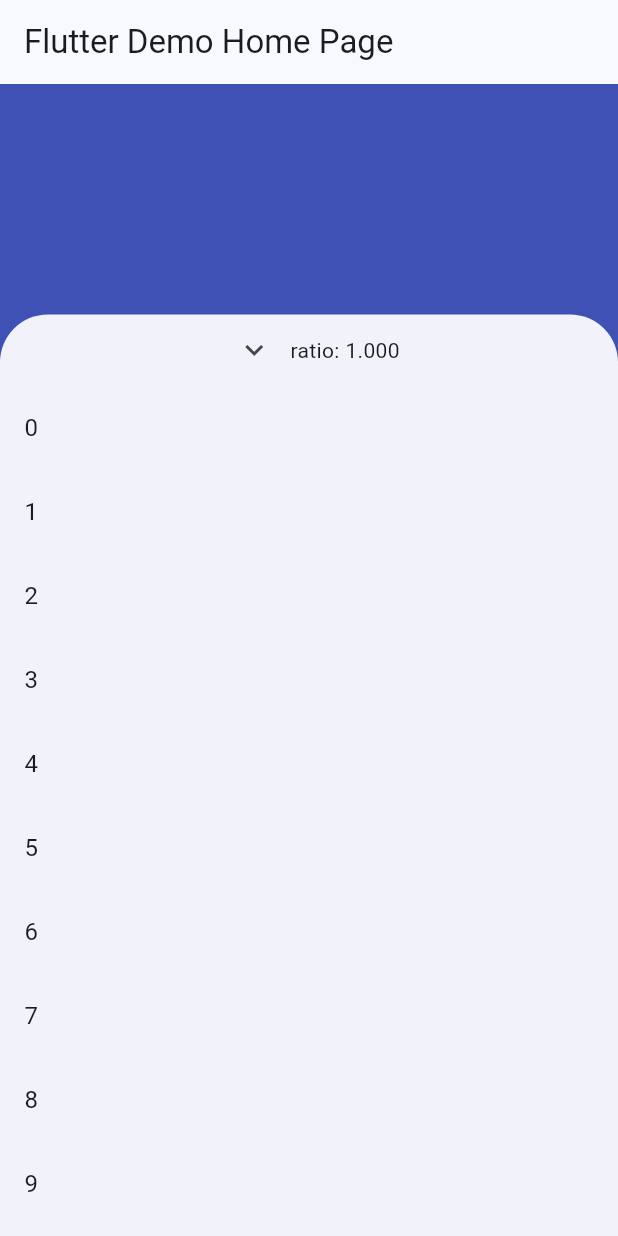
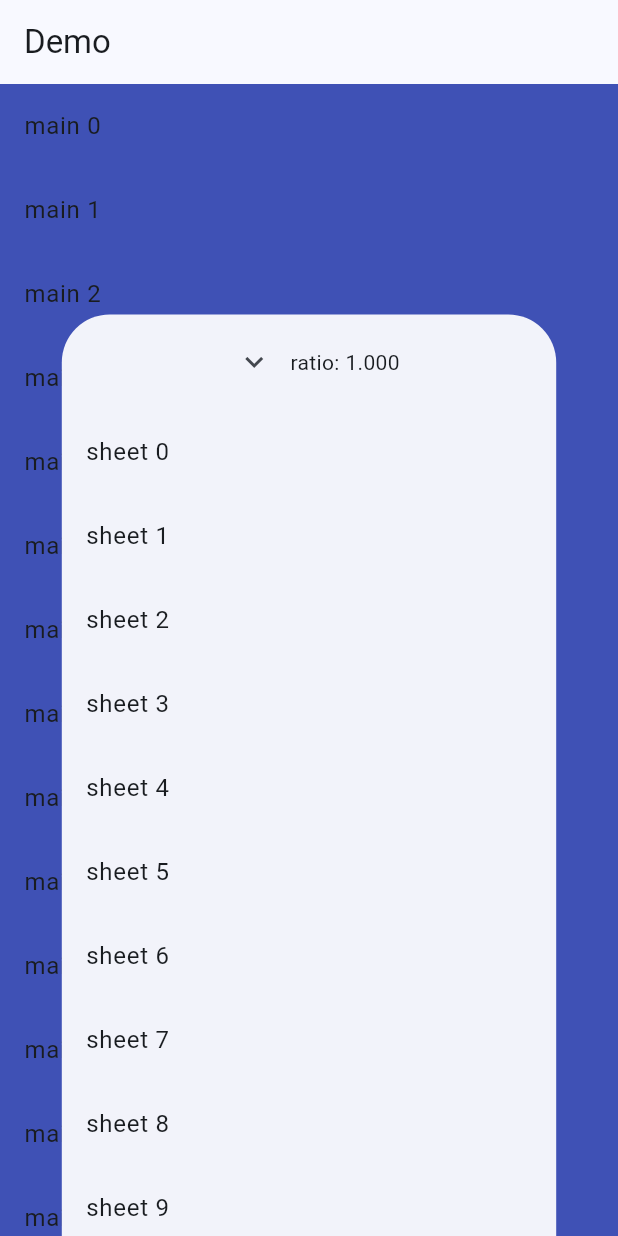
Before and after one commit to koji-1009/over_bottom_sheet, a Flutter app: the screen it shows after launch, on a phone screen of 412 x 824 dp. Run offline on Flutter 3.47's test engine with Material 2 defaults, Android fonts, the phone set to English and light mode, and no system bars; our stand-ins replace freezed_annotation.

Commit message:
Update example

```diff
--- a/example/lib/main.dart
+++ b/example/lib/main.dart
@@ -11,7 +11,7 @@ class MyApp extends StatelessWidget {
   @override
   Widget build(BuildContext context) {
     return MaterialApp(
-      title: 'Flutter Demo',
+      title: 'OverBottomSheet Demo',
       theme: ThemeData(
         useMaterial3: true,
         colorSchemeSeed: Colors.blue,
@@ -48,7 +48,7 @@ class _MyHomePageState extends State<MyHomePage> {
   Widget build(BuildContext context) {
     return Scaffold(
       appBar: AppBar(
-        title: const Text('Flutter Demo Home Page'),
+        title: const Text('Demo'),
       ),
       body: OverBottomSheet(
         clipBehavior: Clip.hardEdge,
@@ -61,9 +61,12 @@ class _MyHomePageState extends State<MyHomePage> {
         sizeOption: const OverBottomSheetSizeOption.mix(
           maxHeight: 0.8,
           minHeight: 120,
+          maxWidth: 0.8,
         ),
         controller: _controller,
         headerBuilder: (context, ratio) => Center(
+          child: Padding(
+            padding: const EdgeInsets.all(8),
             child: Row(
               mainAxisAlignment: MainAxisAlignment.center,
               children: [
@@ -86,15 +89,19 @@ class _MyHomePageState extends State<MyHomePage> {
               ],
             ),
           ),
+        ),
         content: ListView.builder(
+          controller: ScrollController(),
           itemBuilder: (context, index) => ListTile(
-            title: Text('$index'),
+            title: Text('sheet $index'),
           ),
         ),
         child: Container(
           color: Colors.indigo,
-          child: const Center(
-            child: Text('main area'),
+          child: ListView.builder(
+            itemBuilder: (context, index) => ListTile(
+              title: Text('main $index'),
+            ),
           ),
         ),
       ),
```
Lines whose indentation alone changed are shown as unchanged.
